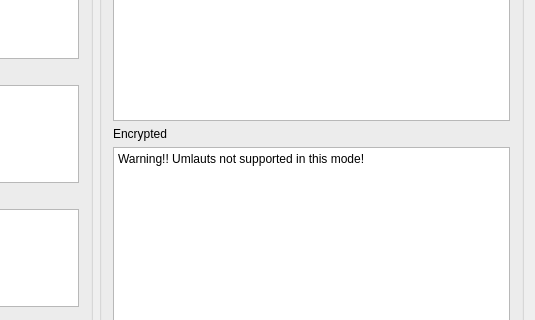
First picture: the form in mainwindow.ui, repository mtzstngl/RSA_Encryption, before the edit; both pictures show x 344 to 879 and y 281 to 601 of the 879 by 737 pixel window.
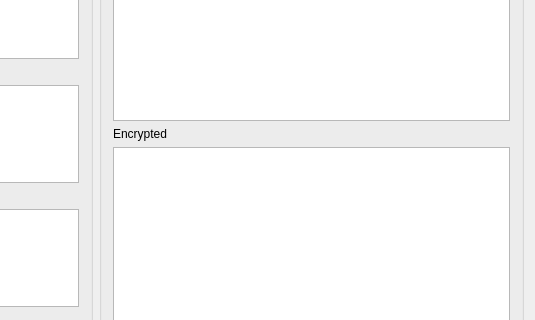
Second picture: the form after the edit.

Commit message: remove warning of not supporting umlauts fix bug of not supporting umlauts

Patch:
```diff
--- a/mainwindow.ui
+++ b/mainwindow.ui
@@ -237,11 +237,7 @@
             </widget>
            </item>
            <item>
-            <widget class="QPlainTextEdit" name="output_textedit">
-             <property name="plainText">
-              <string>Warning!! Umlauts not supported in this mode!</string>
-             </property>
-            </widget>
+            <widget class="QPlainTextEdit" name="output_textedit"/>
            </item>
           </layout>
          </item>
```
The commit also changes 3 other files.
